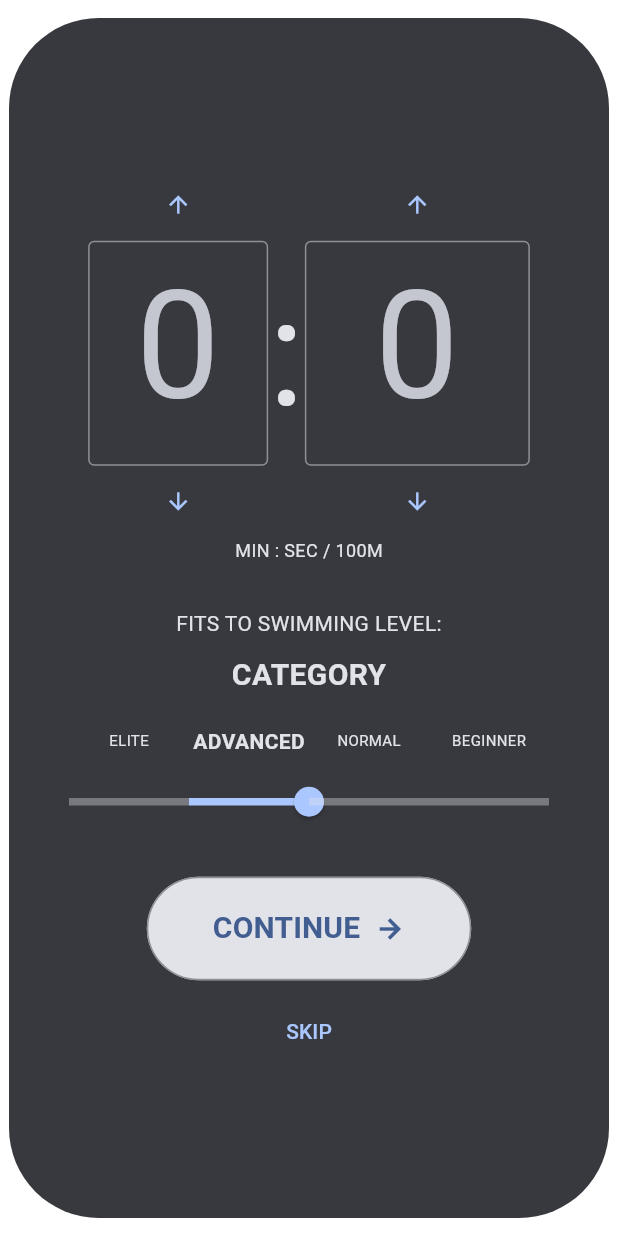
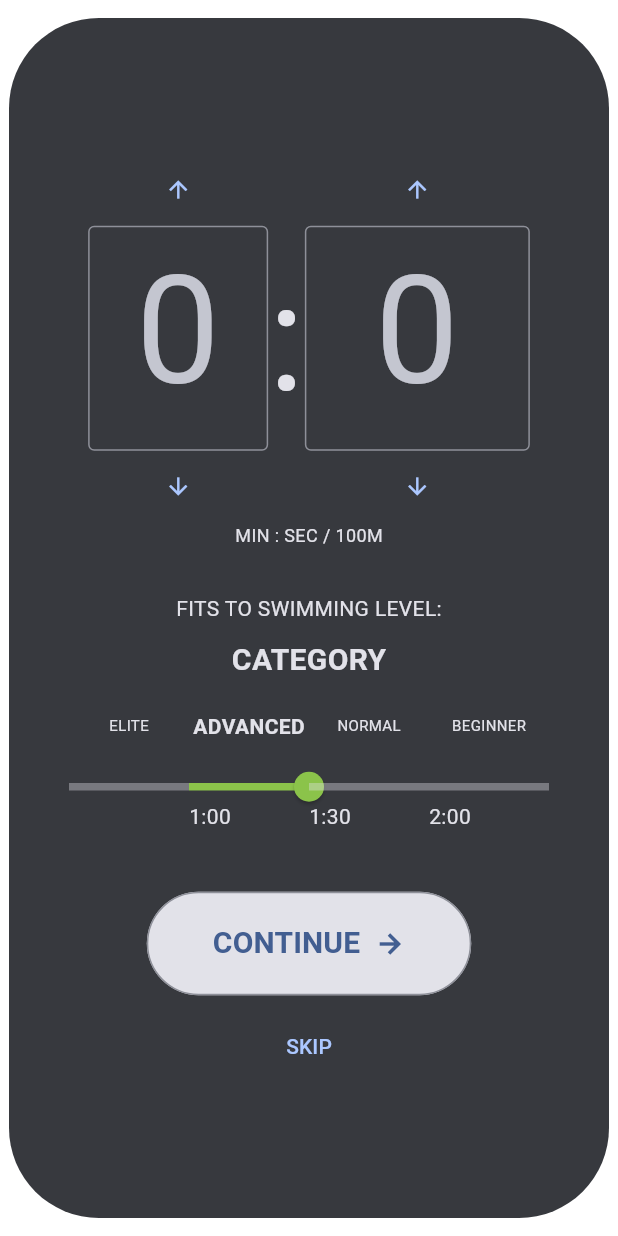
Before and after one commit to vitaliiboiko360/swim_swim, a Flutter app: the screen it shows after launch, on a phone screen of 412 x 824 dp. Run offline on Flutter 3.47's test engine with Material 3 defaults, Android fonts, the phone set to English and light mode, and no system bars.

Commit message:
wrong solution - need rework

```diff
--- a/lib/app/swimer_app.dart
+++ b/lib/app/swimer_app.dart
@@ -199,9 +199,22 @@ class CategorySlider extends StatefulWidget {
 
 enum SwimmerCategory { elite, advanced, normal, beginner }
 
+Color getCategoryColor(SwimmerCategory swimmerCategory) {
+  switch (swimmerCategory) {
+    case SwimmerCategory.elite:
+      return Colors.orange;
+    case SwimmerCategory.advanced:
+      return Colors.lightGreen;
+    case SwimmerCategory.normal:
+      return Colors.lightBlueAccent;
+    case SwimmerCategory.beginner:
+      return Colors.grey;
+  }
+}
+
 class SliderCategory extends StatelessWidget {
-  SliderCategory(this.categoryName, this.value, this.onChanged, {super.key});
-  String categoryName;
+  SliderCategory(this.swimmerCategory, this.value, this.onChanged, {super.key});
+  SwimmerCategory swimmerCategory;
   double value;
   ValueChanged<double>? onChanged;
 
@@ -213,7 +226,7 @@ class SliderCategory extends StatelessWidget {
         spacing: 20,
         children: [
           Text(
-            categoryName.toUpperCase(),
+            swimmerCategory.name.toUpperCase(),
             style: TextStyle(
               fontSize: onChanged == null ? 10 : 14,
               fontWeight: onChanged == null ? .normal : .bold,
@@ -224,9 +237,10 @@ class SliderCategory extends StatelessWidget {
               thumbShape: onChanged == null
                   ? SliderComponentShape.noThumb
                   : RoundSliderThumbShape(),
+              thumbColor: getCategoryColor(swimmerCategory),
               overlayShape: SliderComponentShape.noOverlay,
-              activeTrackColor: Theme.of(context).colorScheme.primary,
-              inactiveTrackColor: Theme.of(context).colorScheme.primary,
+              activeTrackColor: getCategoryColor(swimmerCategory),
+              inactiveTrackColor: getCategoryColor(swimmerCategory),
               trackHeight: 5.0,
               trackShape: RectangularSliderTrackShape(),
             ),
@@ -264,11 +278,13 @@ class _CategorySliderState extends State<CategorySlider> {
         top: 20,
         bottom: 20,
       ),
-      child: Row(
+      child: Column(
+        children: [
+          Row(
             spacing: 0,
             children: <Widget>[
               SliderCategory(
-            SwimmerCategory.elite.name,
+                SwimmerCategory.elite,
                 _firstSlider,
                 null,
                 // (double value,) {
@@ -278,7 +294,7 @@ class _CategorySliderState extends State<CategorySlider> {
                 // },
               ),
               SliderCategory(
-            SwimmerCategory.advanced.name,
+                SwimmerCategory.advanced,
                 _secondSlider,
                 // null,
                 (double value) {
@@ -288,7 +304,7 @@ class _CategorySliderState extends State<CategorySlider> {
                 },
               ),
               SliderCategory(
-            SwimmerCategory.normal.name,
+                SwimmerCategory.normal,
                 _thirdSlider,
                 null,
                 // (double value) {
@@ -298,7 +314,7 @@ class _CategorySliderState extends State<CategorySlider> {
                 // },
               ),
               SliderCategory(
-            SwimmerCategory.beginner.name,
+                SwimmerCategory.beginner,
                 _forthSlider,
                 null,
                 // (double value) {
@@ -306,6 +322,16 @@ class _CategorySliderState extends State<CategorySlider> {
                 //     _forthSlider = value;
                 //   });
                 // },
+              ),
+            ],
+          ),
+          Row(
+            children: [
+              Expanded(child: SizedBox.shrink()),
+              Expanded(child: Text('1:00')),
+              Expanded(child: Text('1:30')),
+              Expanded(child: Text('2:00')),
+            ],
           ),
         ],
       ),
```
Lines whose indentation alone changed are shown as unchanged.
